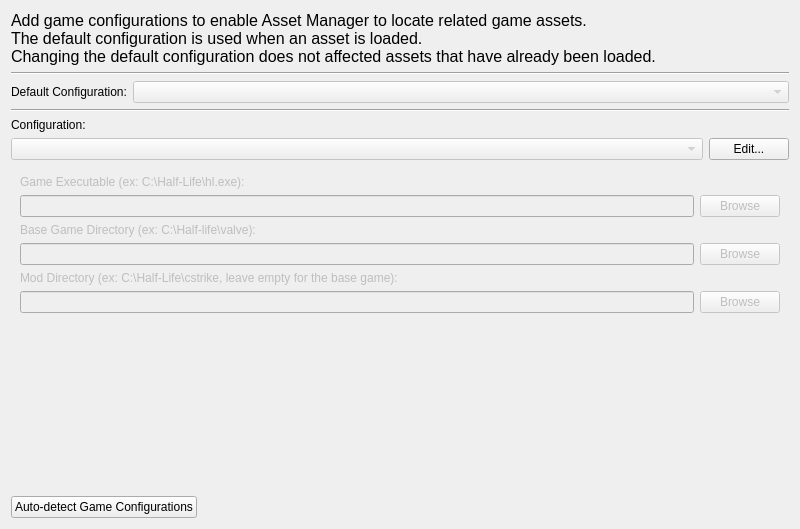
Old version of the form src/hlam/ui/options/gameconfigurations/OptionsPageGameConfigurations.ui in the repository SamVanheer/HalfLifeAssetManager.
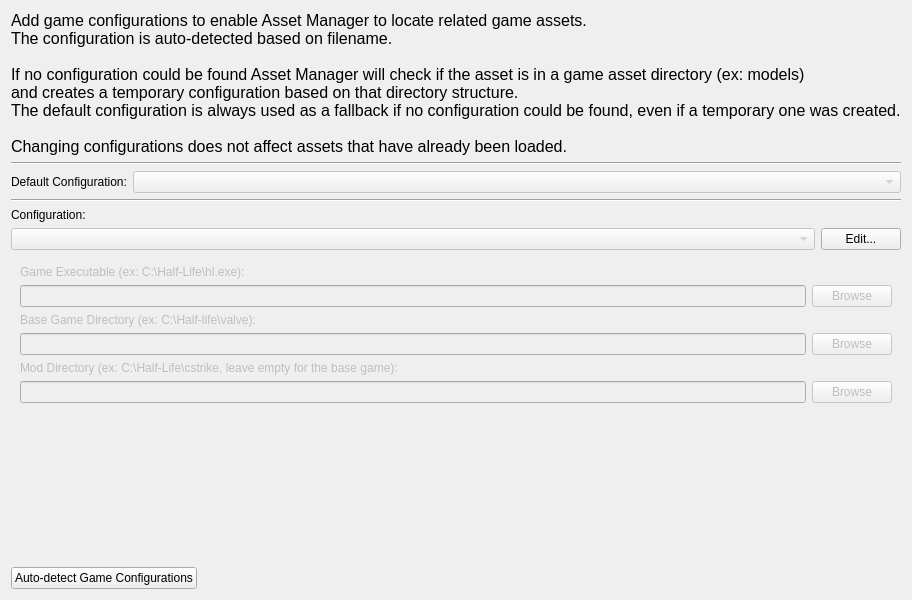
New version of the form.

Commit message: Update game configurations description

Diff of the .ui file:
```diff
--- a/src/hlam/ui/options/gameconfigurations/OptionsPageGameConfigurations.ui
+++ b/src/hlam/ui/options/gameconfigurations/OptionsPageGameConfigurations.ui
@@ -6,8 +6,8 @@
    <rect>
     <x>0</x>
     <y>0</y>
-    <width>800</width>
-    <height>529</height>
+    <width>911</width>
+    <height>600</height>
    </rect>
   </property>
   <property name="windowTitle">
@@ -152,8 +152,13 @@
      </property>
      <property name="text">
       <string>Add game configurations to enable Asset Manager to locate related game assets.
-The default configuration is used when an asset is loaded.
-Changing the default configuration does not affected assets that have already been loaded.</string>
+The configuration is auto-detected based on filename.
+
+If no configuration could be found Asset Manager will check if the asset is in a game asset directory (ex: models) 
+and creates a temporary configuration based on that directory structure.
+The default configuration is always used as a fallback if no configuration could be found, even if a temporary one was created.
+
+Changing configurations does not affect assets that have already been loaded.</string>
      </property>
     </widget>
    </item>
```
